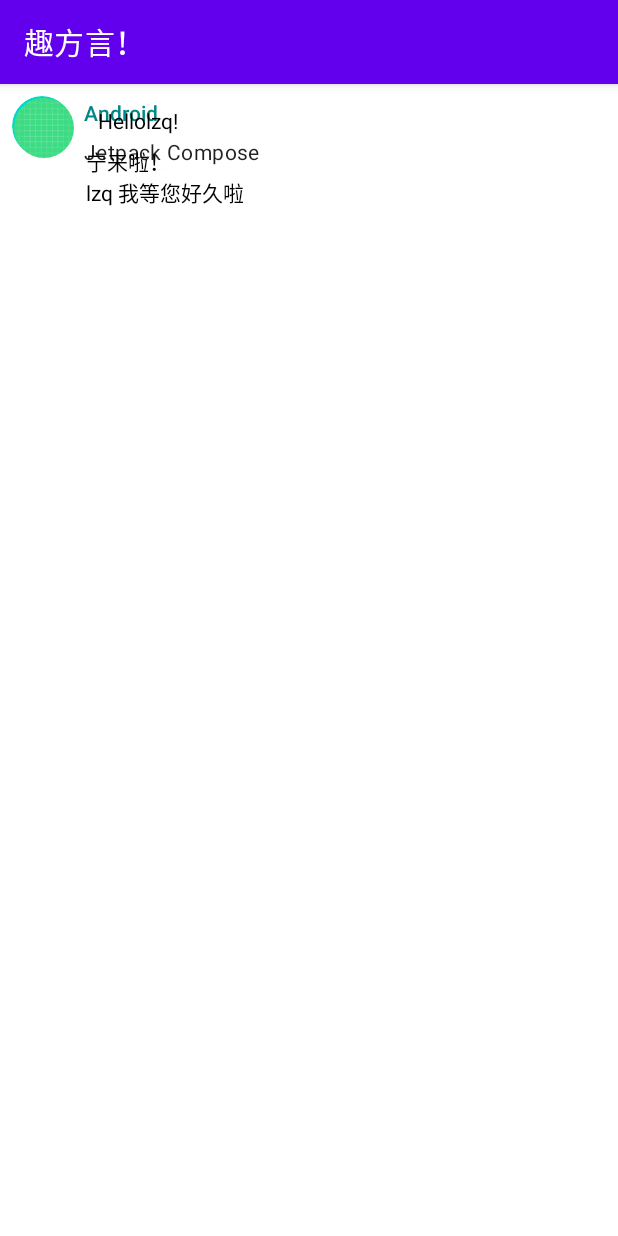
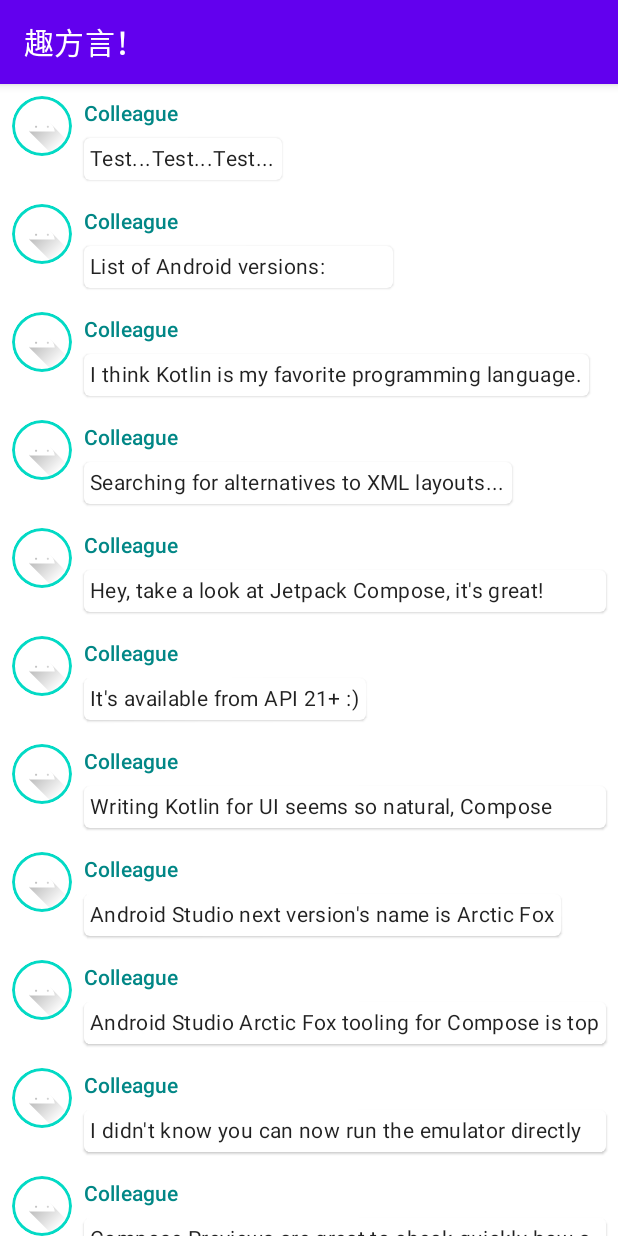
Before and after one commit to turswiming/scut_fun_dialect, an Android app built with Jetpack Compose: the screen it shows after launch (MainActivity), on a phone screen of 412 x 824 dp. Run offline under Robolectric (Android 15) with nearby library versions, the phone set to English and light mode, and no system bars.

Commit message:
测试compose的事件系统

```diff
--- a/app/src/main/java/com/scut/fundialect/MainActivity.kt
+++ b/app/src/main/java/com/scut/fundialect/MainActivity.kt
@@ -6,12 +6,17 @@ import android.os.Bundle
 import androidx.activity.compose.setContent
 import androidx.compose.foundation.Image
 import androidx.compose.foundation.border
+import androidx.compose.foundation.clickable
 import androidx.compose.foundation.layout.*
+import androidx.compose.foundation.lazy.LazyColumn
+import androidx.compose.foundation.lazy.items
 import androidx.compose.foundation.shape.CircleShape
 import androidx.compose.material.MaterialTheme
 import androidx.compose.material.Surface
 import androidx.compose.material.Text
-import androidx.compose.runtime.Composable
+import androidx.compose.runtime.*
+//import androidx.compose.runtime.mutableStateOf
+//import androidx.compose.runtime.remember
 import androidx.compose.ui.Modifier
 import androidx.compose.ui.draw.clip
 import androidx.compose.ui.res.painterResource
@@ -30,15 +35,23 @@ class MainActivity : AppCompatActivity() {
         super.onCreate(savedInstanceState)
         setContentView(R.layout.activity_main)
         setContent {
-            ComposeTutorialTheme {
-                MessageCard(Message("Android", "Jetpack Compose"))
+            ComposeTutorialTheme() {
+                Conversation(SampleData.conversationSample)
             }
-            Greeting(name = "lzq")
+            //Greeting(name = "lzq")
         }
     }
 }
 
 @Preview
+@Composable
+fun PreviewConversation() {
+    ComposeTutorialTheme() {
+        Conversation(SampleData.conversationSample)
+    }
+}
+
+//@Preview
 @Composable
 fun PreviewGreeting() {
     //Greeting("Android")
@@ -62,8 +75,11 @@ fun MessageCard(msg: Message) {
         )
 
         Spacer(modifier = Modifier.width(8.dp))
-
-        Column {
+        // We keep track if the message is expanded or not in this
+        // variable
+        var isExpanded by remember { mutableStateOf(false) }
+        // We toggle the isExpanded variable when we click on this Column
+        Column(modifier = Modifier.clickable { isExpanded = !isExpanded }) {
             Text(
                 text = msg.author,
                 color = MaterialTheme.colors.secondaryVariant ,
@@ -77,6 +93,10 @@ fun MessageCard(msg: Message) {
             ) {
                 Text(
                     text = msg.body,
+                    modifier = Modifier.padding(all = 4.dp),
+                    // If the message is expanded, we display all its content
+                    // otherwise we only display the first line
+                    maxLines = if (isExpanded) Int.MAX_VALUE else 1,
                     style = MaterialTheme.typography.body2
                 )
             }
@@ -113,3 +133,11 @@ fun Greeting(name: String) {
 
 
 }
+@Composable
+fun Conversation(messages: List<Message>) {
+    LazyColumn() {
+        items(messages) { message ->
+            MessageCard(message)
+        }
+    }
+}
--- /dev/null
+++ b/app/src/main/java/com/scut/fundialect/SampleData.kt
@@ -0,0 +1,72 @@
+package com.scut.fundialect
+
+object SampleData {
+    // Sample conversation data
+    val conversationSample = listOf(
+        Message(
+            "Colleague",
+            "Test...Test...Test..."
+        ),
+        Message(
+            "Colleague",
+            "List of Android versions:\n" +
+                    "Android KitKat (API 19)\n" +
+                    "Android Lollipop (API 21)\n" +
+                    "Android Marshmallow (API 23)\n" +
+                    "Android Nougat (API 24)\n" +
+                    "Android Oreo (API 26)\n" +
+                    "Android Pie (API 28)\n" +
+                    "Android 10 (API 29)\n" +
+                    "Android 11 (API 30)\n" +
+                    "Android 12 (API 31)\n"
+        ),
+        Message(
+            "Colleague",
+            "I think Kotlin is my favorite programming language.\n" +
+                    "It's so much fun!"
+        ),
+        Message(
+            "Colleague",
+            "Searching for alternatives to XML layouts..."
+        ),
+        Message(
+            "Colleague",
+            "Hey, take a look at Jetpack Compose, it's great!\n" +
+                    "It's the Android's modern toolkit for building native UI." +
+                    "It simplifies and accelerates UI development on Android." +
+                    "Less code, powerful tools, and intuitive Kotlin APIs :)"
+        ),
+        Message(
+            "Colleague",
+            "It's available from API 21+ :)"
+        ),
+        Message(
+            "Colleague",
+            "Writing Kotlin for UI seems so natural, Compose where have you been all my life?"
+        ),
+        Message(
+            "Colleague",
+            "Android Studio next version's name is Arctic Fox"
+        ),
+        Message(
+            "Colleague",
+            "Android Studio Arctic Fox tooling for Compose is top notch ^_^"
+        ),
+        Message(
+            "Colleague",
+            "I didn't know you can now run the emulator directly from Android Studio"
+        ),
+        Message(
+            "Colleague",
+            "Compose Previews are great to check quickly how a composable layout looks like"
+        ),
+        Message(
+            "Colleague",
+            "Previews are also interactive after enabling the experimental setting"
+        ),
+        Message(
+            "Colleague",
+            "Have you tried writing build.gradle with KTS?"
+        ),
+    )
+}
```
